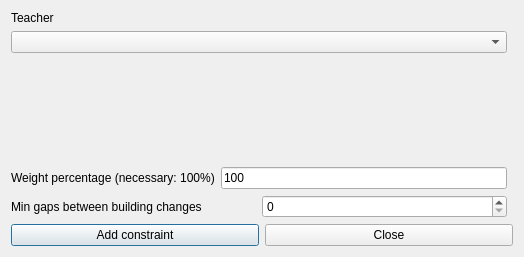
First picture: the form in fet/src/interface/addconstraintteachermingapsbetweenbuildingchangesform_template.ui, repository vonmecheln/fet, before the edit.
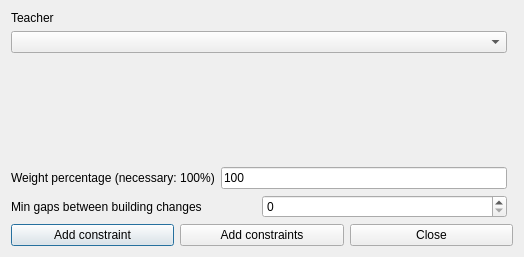
Second picture: the form after the edit.

Patch:
```diff
--- a/fet/src/interface/addconstraintteachermingapsbetweenbuildingchangesform_template.ui
+++ b/fet/src/interface/addconstraintteachermingapsbetweenbuildingchangesform_template.ui
@@ -23,6 +23,13 @@
        </property>
       </widget>
      </item>
+     <item>
+      <widget class="QPushButton" name="addConstraintsPushButton">
+       <property name="text">
+        <string>Add constraints</string>
+       </property>
+      </widget>
+     </item>
      <item>
       <widget class="QPushButton" name="closePushButton">
        <property name="text">
```
